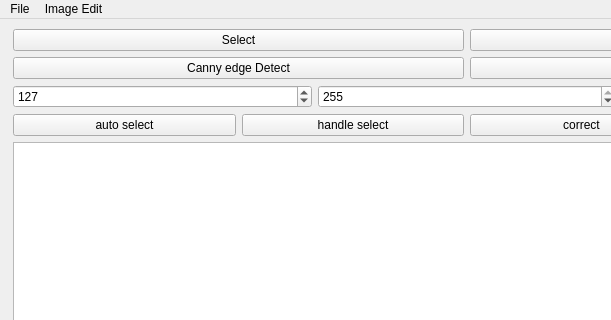
The window that neoMainWindow.ui (PillVic/ImageManager) describes before a commit, drawn with Qt 5; both pictures show x 0 to 611 and y 0 to 320 of the 939 by 733 pixel window.
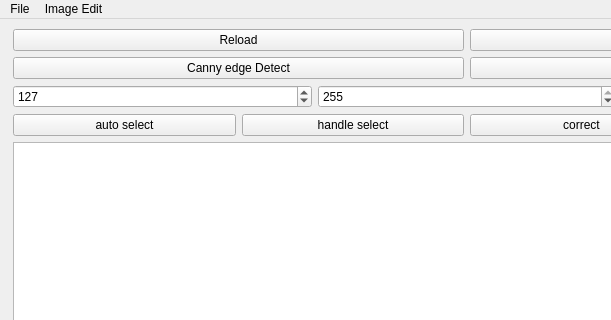
The same window after the commit. Icons and pictures are not drawn. Custom widgets are drawn as their Qt base class.

```diff
--- a/neoMainWindow.ui
+++ b/neoMainWindow.ui
@@ -41,7 +41,7 @@
          <item>
           <widget class="QPushButton" name="pushButton_2">
            <property name="text">
-            <string>Select</string>
+            <string>Reload</string>
            </property>
           </widget>
          </item>
```
Left out of the diff: 17 changed lines with no effect on the pictures.
